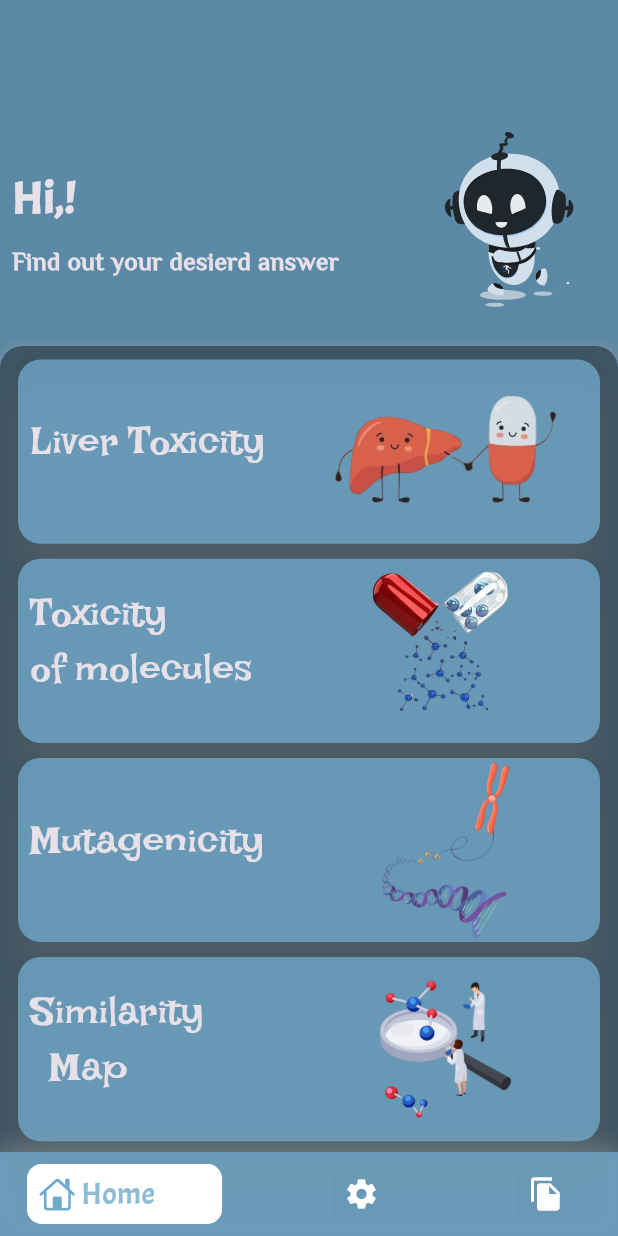
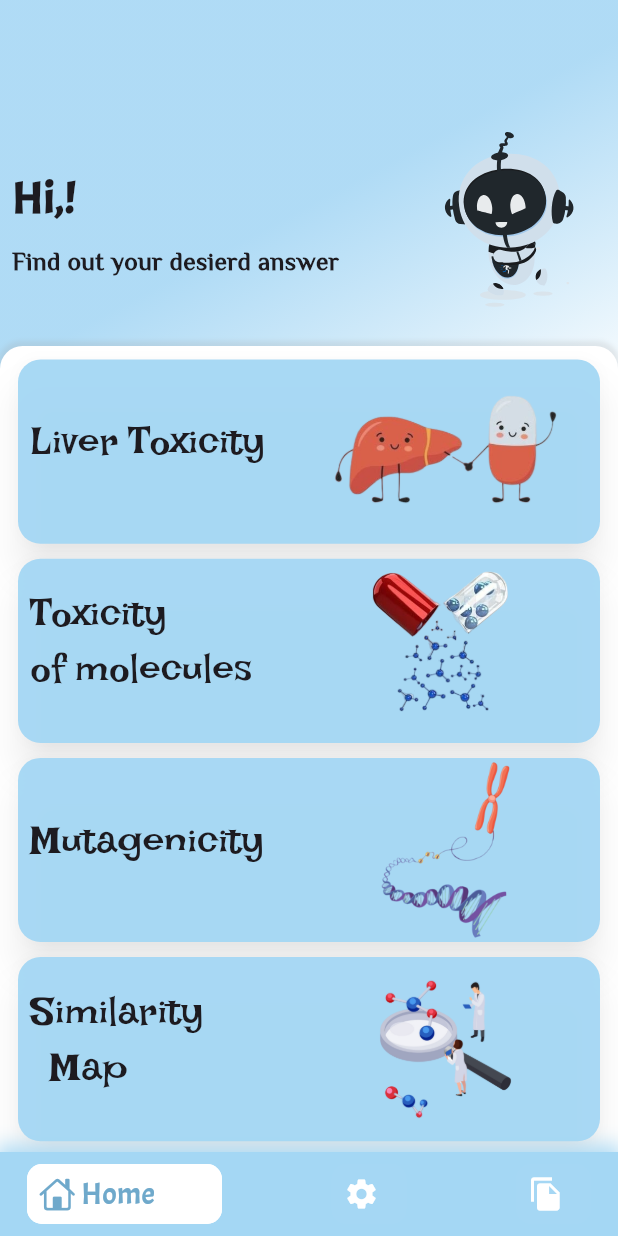
Before and after one commit to Nora-2/tox, a Flutter app: the HomeLayout screen opened by its route, on a phone screen of 412 x 824 dp. Run offline on Flutter 3.47's test engine with Material 3 defaults, Android fonts, the phone set to English and light mode, and no system bars; drawn by our look-alikes of lottie; our stand-ins replace animated_splash_screen, bloc, chat_bubbles, cloud_firestore, device_preview, file_picker and 12 more; missing offline and left inert: dart:html, flutter_facebook_auth; accounts and stored records are empty.

Commit message:
change them and history card color

```diff
--- a/lib/Features/Authantication/signup/view/signup.dart
+++ b/lib/Features/Authantication/signup/view/signup.dart
@@ -3,7 +3,6 @@
 import 'package:Toxicon/core/utils/checker.dart';
 import 'package:Toxicon/Features/Authantication/signin/login_cubit/login_cubit.dart';
 import 'package:Toxicon/Features/Authantication/signup/registercubit/register_cubit.dart';
-import 'package:Toxicon/core/config/helper/cachhelper.dart';
 import 'package:Toxicon/core/constants/colorconstant.dart';
 import 'package:Toxicon/core/constants/constants.dart';
 import 'package:Toxicon/core/utils/function/buttons.dart';
@@ -61,8 +60,7 @@
                         builder: (_) =>  SignIn(),
                       ),
                       (route) => false);
-                      // CacheHelper.getdataHistory() ?? '';
-                   CacheHelper.getdata() ?? '';
+
             } else if (state is Registerfailure) {
               customSnackBar(context, state.error);
             }
--- a/lib/Features/settings/presentation/widgets/historyCard.dart
+++ b/lib/Features/settings/presentation/widgets/historyCard.dart
@@ -31,8 +31,8 @@
         shape: RoundedRectangleBorder(
           borderRadius: BorderRadius.circular(15.0),
         ),
-        color: isDark ? darkcolor : Colors.white,
-        shadowColor: isDark ? black : Colors.white,
+        color: isDark ? darkcolor : icolor,
+        shadowColor: isDark ? black : icolor,
         elevation: 10,
         child: SizedBox(
           width: size.width * .95,
--- a/lib/core/config/cubit/app_cubit.dart
+++ b/lib/core/config/cubit/app_cubit.dart
@@ -28,7 +28,7 @@
       emit(GetDataFromfirebasState());
 }
 
-  bool isdark = false;
+  bool isdark = true;
   void changemode({fromShared}) {
     if (fromShared != null) {
       isdark = fromShared;
--- a/lib/core/config/helper/cachhelper.dart
+++ b/lib/core/config/helper/cachhelper.dart
@@ -1,34 +1,8 @@
 // ignore_for_file: avoid_print
-
-import 'package:cloud_firestore/cloud_firestore.dart';
-import 'package:firebase_auth/firebase_auth.dart';
 import 'package:shared_preferences/shared_preferences.dart';
 
 class CacheHelper {
-  static List data = [];
-  static getdata() async {
-    data.clear();
-    QuerySnapshot quarysnapshot = await FirebaseFirestore.instance
-        .collection('users')
-        .where("id", isEqualTo: FirebaseAuth.instance.currentUser!.uid)
-        .get();
-    data.addAll(quarysnapshot.docs);
-  }
-
-  // static List History = [];
-  // static getdataHistory() async {
-  //   History.clear();
-  //   QuerySnapshot quarysnapshot = await FirebaseFirestore.instance
-  //       .collection('history')
-  //       .where("id", isEqualTo: FirebaseAuth.instance.currentUser!.uid)
-  //       .get();
-  //   History.addAll(quarysnapshot.docs);
-  // }
-
-
-
   static late SharedPreferences sharedPreferences;
-
   static Future<void> init() async =>
       sharedPreferences = await SharedPreferences.getInstance();
 
--- a/lib/core/config/layout/homelayout.dart
+++ b/lib/core/config/layout/homelayout.dart
@@ -1,6 +1,5 @@
 
 import 'package:Toxicon/Features/home/cubit_home/homecubit_cubit.dart';
-import 'package:Toxicon/core/config/helper/cachhelper.dart';
 import 'package:Toxicon/core/config/cubit/app_cubit.dart';
 import 'package:Toxicon/core/constants/colorconstant.dart';
 import 'package:flutter/cupertino.dart';
@@ -14,8 +13,7 @@
 
   @override
   Widget build(BuildContext context) {
-      // CacheHelper.getdataHistory();
-      CacheHelper.getdata();
+
      final ThemeMode brightnessValue =
         AppCubit.get(context).isdark ? ThemeMode.dark : ThemeMode.light;
     bool isDark = brightnessValue == ThemeMode.dark;
```
Also changed, not shown: lib/main.dart (+9 -0 lines).
